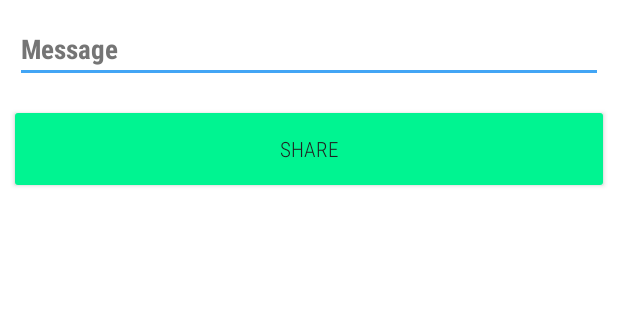
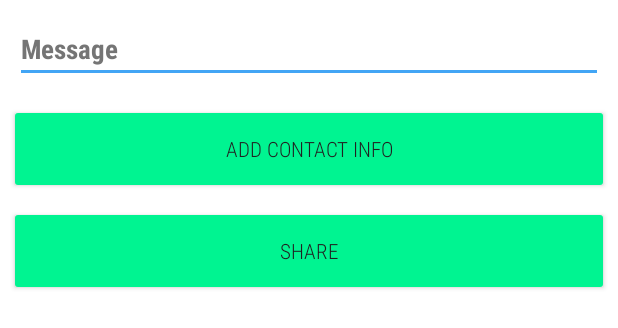
Before and after one commit to BluePandora/Klassify, an Android app: the layout share_view.xml on its own in the app's theme, with its tools: preview values and no code run, on a phone screen of 412 x 824 dp. Shown: the top 328 px of the screen. Run offline under Robolectric (Android 15) with nearby library versions, the phone set to English and light mode, and no system bars.

Commit message:
add contact info button

```diff
--- a/app/src/main/res/layout/share_view.xml
+++ b/app/src/main/res/layout/share_view.xml
@@ -28,9 +28,21 @@
         app:font="RobotoCondensed-Bold.ttf" />
 
     <com.widget.CustomButton
+        android:id="@+id/contact_info_button"
         android:layout_width="fill_parent"
         android:layout_height="wrap_content"
         android:layout_below="@+id/product_message"
+        android:layout_margin="10dp"
+        android:background="@drawable/green_holo_button"
+        android:text="ADD CONTACT INFO"
+        android:textColor="@color/Primary_Grey_900"
+        app:font="RobotoCondensed-Light.ttf" />
+
+    <com.widget.CustomButton
+        android:id="@+id/share_button"
+        android:layout_width="fill_parent"
+        android:layout_height="wrap_content"
+        android:layout_below="@+id/contact_info_button"
         android:layout_margin="10dp"
         android:background="@drawable/green_holo_button"
         android:text="SHARE"
```
